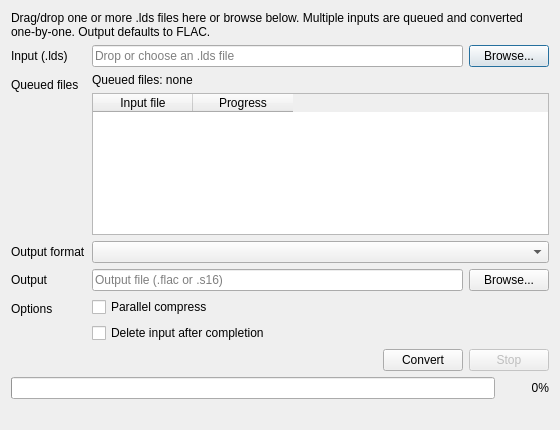
Qt form src/ld-lds-converter/converterdialog.ui (hugoatease/tbc-tools) before a commit.
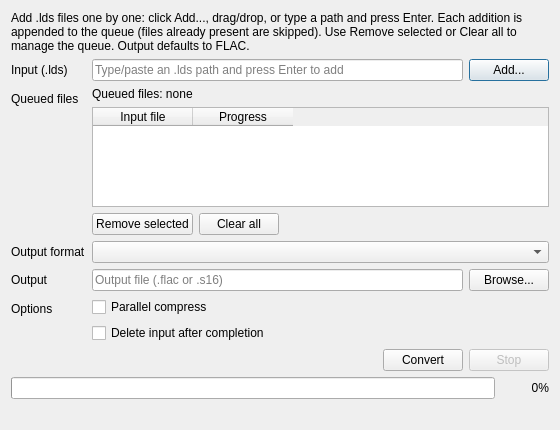
The same form after that commit.

Commit message:
ld-lds-converter: append inputs one-by-one and add minimize button
GUI now appends .lds files to the queue (Add..., drag/drop, or type a path
and press Enter) instead of replacing it on each add, so files can be
accumulated from multiple directories; duplicates are skipped. Added Remove
selected / Clear all queue-management buttons with extended row selection.
Promoted the dialog to a top-level Qt::Window so the title bar shows a
working minimize button on Linux WMs; exec() still keeps it modal.

Diff of the .ui file:
```diff
--- a/src/ld-lds-converter/converterdialog.ui
+++ b/src/ld-lds-converter/converterdialog.ui
@@ -17,7 +17,7 @@
    <item>
     <widget class="QLabel" name="hintLabel">
      <property name="text">
-      <string>Drag/drop one or more .lds files here or browse below. Multiple inputs are queued and converted one-by-one. Output defaults to FLAC.</string>
+      <string>Add .lds files one by one: click Add..., drag/drop, or type a path and press Enter. Each addition is appended to the queue (files already present are skipped). Use Remove selected or Clear all to manage the queue. Output defaults to FLAC.</string>
      </property>
      <property name="wordWrap">
       <bool>true</bool>
@@ -47,14 +47,14 @@
           </size>
          </property>
          <property name="placeholderText">
-          <string>Drop or choose an .lds file</string>
+          <string>Type/paste an .lds path and press Enter to add</string>
          </property>
         </widget>
        </item>
        <item>
         <widget class="QPushButton" name="inputBrowseButton">
          <property name="text">
-          <string>Browse...</string>
+          <string>Add...</string>
          </property>
         </widget>
        </item>
@@ -114,6 +114,43 @@
          </column>
         </widget>
        </item>
+       <item>
+        <layout class="QHBoxLayout" name="queuedButtonsLayout">
+         <item>
+          <widget class="QPushButton" name="removeQueuedButton">
+           <property name="toolTip">
+            <string>Remove the selected file(s) from the queue.</string>
+           </property>
+           <property name="text">
+            <string>Remove selected</string>
+           </property>
+          </widget>
+         </item>
+         <item>
+          <widget class="QPushButton" name="clearQueuedButton">
+           <property name="toolTip">
+            <string>Clear all queued input files.</string>
+           </property>
+           <property name="text">
+            <string>Clear all</string>
+           </property>
+          </widget>
+         </item>
+         <item>
+          <spacer name="queuedButtonsSpacer">
+           <property name="orientation">
+            <enum>Qt::Horizontal</enum>
+           </property>
+           <property name="sizeHint" stdset="0">
+            <size>
+             <width>40</width>
+             <height>20</height>
+            </size>
+           </property>
+          </spacer>
+         </item>
+        </layout>
+       </item>
       </layout>
      </item>
      <item row="2" column="0">
```
Left out of the diff: 5 changed lines with no effect on the pictures. The commit also changes 3 other files.
